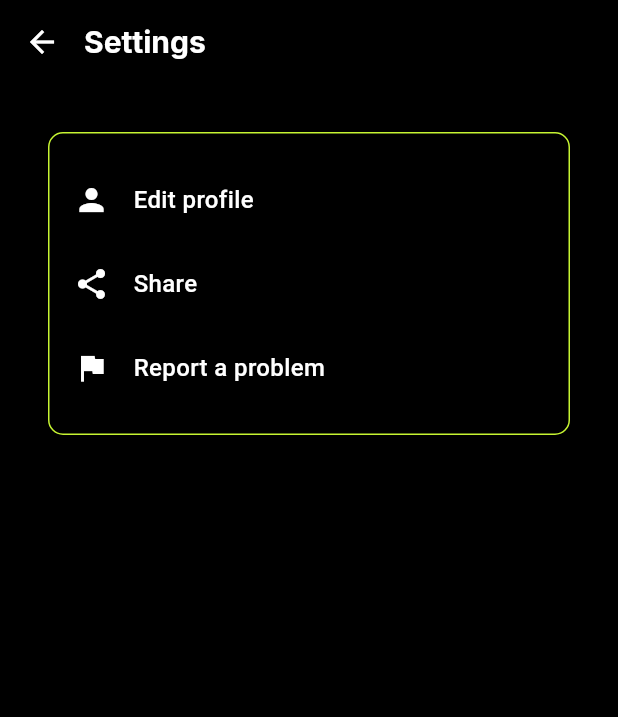
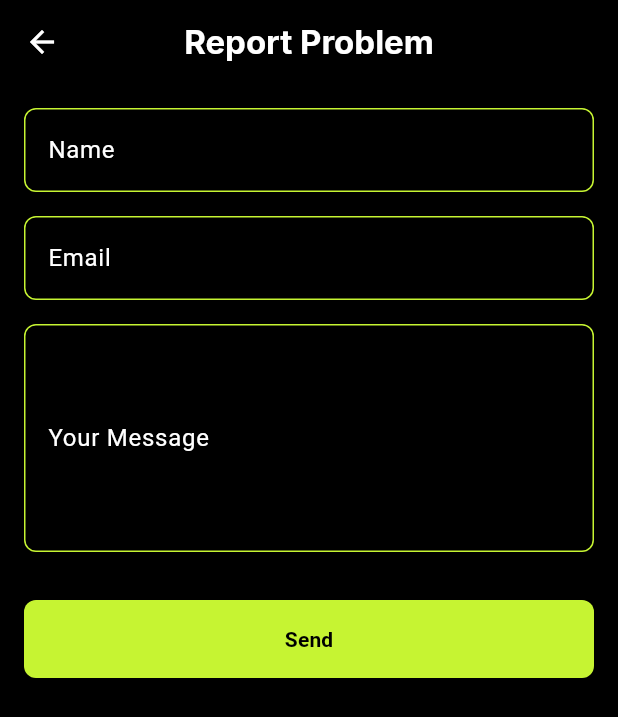
Before and after one commit to faridrazza/frontapp, a Flutter app: the SettingsScreen screen opened directly, after a tap on "Report a problem", on a phone screen of 412 x 824 dp. Shown: the top 717 px of the screen. Run offline on Flutter 3.47's test engine with Material 3 defaults, Android fonts, the phone set to English and light mode, and no system bars; our stand-ins replace dio, equatable, flutter_bloc, flutter_secure_storage, google_fonts, intl_phone_number_input and 3 more; missing offline and left inert: flutter_sound; accounts and stored records are empty; network calls fail.

Commit message:
report issue done

```diff
--- a/lib/core/services/api_service.dart
+++ b/lib/core/services/api_service.dart
@@ -286,4 +286,25 @@ class ApiService {
       throw Exception('Error updating profile: $e');
     }
   }
+
+  Future<void> submitReport({required String email, required String subject, required String message}) async {
+    try {
+      final token = await _storage.read(key: 'auth_token');
+      final response = await _dio.post(
+        '$_baseUrl/api/submit-report',
+        data: {
+          'email': email,
+          'subject': subject,
+          'message': message,
+        },
+        options: Options(headers: {'Authorization': 'Bearer $token'}),
+      );
+
+      if (response.statusCode != 201) {
+        throw Exception('Failed to submit report');
+      }
+    } catch (e) {
+      throw Exception('Error submitting report: $e');
+    }
+  }
 }
--- /dev/null
+++ b/lib/features/settings/presentation/screens/report_problem_screen.dart
@@ -0,0 +1,129 @@
+import 'package:flutter/material.dart';
+import 'package:google_fonts/google_fonts.dart';
+import 'package:frontapp/core/services/api_service.dart';
+
+class ReportProblemScreen extends StatefulWidget {
+  @override
+  _ReportProblemScreenState createState() => _ReportProblemScreenState();
+}
+
+class _ReportProblemScreenState extends State<ReportProblemScreen> {
+  final _formKey = GlobalKey<FormState>();
+  final _nameController = TextEditingController();
+  final _emailController = TextEditingController();
+  final _messageController = TextEditingController();
+  final ApiService _apiService = ApiService();
+
+  @override
+  Widget build(BuildContext context) {
+    return Scaffold(
+      backgroundColor: Colors.black,
+      appBar: AppBar(
+        backgroundColor: Colors.black,
+        title: Text(
+          'Report Problem',
+          style: GoogleFonts.inter(
+            color: Colors.white,
+            fontWeight: FontWeight.bold,
+          ),
+        ),
+        centerTitle: true,
+        leading: IconButton(
+          icon: Icon(Icons.arrow_back, color: Colors.white),
+          onPressed: () => Navigator.of(context).pop(),
+        ),
+      ),
+      body: SafeArea(
+        child: SingleChildScrollView(
+          child: Padding(
+            padding: const EdgeInsets.all(16.0),
+            child: Form(
+              key: _formKey,
+              child: Column(
+                crossAxisAlignment: CrossAxisAlignment.stretch,
+                children: [
+                  _buildTextField('Name', _nameController),
+                  SizedBox(height: 16),
+                  _buildTextField('Email', _emailController, hintText: 'your@gmail.com'),
+                  SizedBox(height: 16),
+                  _buildTextField('Your Message', _messageController,
+                      maxLines: 5,
+                      hintText: 'write your message here, we will reply you within 24 hours'),
+                  SizedBox(height: 32),
+                  ElevatedButton(
+                    onPressed: _submitReport,
+                    child: Text('Send', style: TextStyle(color: Colors.black, fontWeight: FontWeight.bold)),
+                    style: ElevatedButton.styleFrom(
+                      backgroundColor: Color(0xFFC6F432),
+                      padding: EdgeInsets.symmetric(vertical: 16),
+                      shape: RoundedRectangleBorder(
+                        borderRadius: BorderRadius.circular(8),
+                      ),
+                    ),
+                  ),
+                ],
+              ),
+            ),
+          ),
+        ),
+      ),
+    );
+  }
+
+  Widget _buildTextField(String label, TextEditingController controller,
+      {int maxLines = 1, String? hintText}) {
+    return TextFormField(
+      controller: controller,
+      maxLines: maxLines,
+      style: TextStyle(color: Colors.white),
+      decoration: InputDecoration(
+        labelText: label,
+        labelStyle: TextStyle(color: Colors.white),
+        hintText: hintText,
+        hintStyle: TextStyle(color: Colors.white.withOpacity(0.5)),
+        enabledBorder: OutlineInputBorder(
+          borderSide: BorderSide(color: Color(0xFFC6F432)),
+          borderRadius: BorderRadius.circular(8),
+        ),
+        focusedBorder: OutlineInputBorder(
+          borderSide: BorderSide(color: Color(0xFFC6F432), width: 2),
+          borderRadius: BorderRadius.circular(8),
+        ),
+        errorBorder: OutlineInputBorder(
+          borderSide: BorderSide(color: Colors.red),
+          borderRadius: BorderRadius.circular(8),
+        ),
+        focusedErrorBorder: OutlineInputBorder(
+          borderSide: BorderSide(color: Colors.red, width: 2),
+          borderRadius: BorderRadius.circular(8),
+        ),
+      ),
+      validator: (value) {
+        if (value == null || value.isEmpty) {
+          return 'This field is required';
+        }
+        return null;
+      },
+    );
+  }
+
+  void _submitReport() async {
+    if (_formKey.currentState!.validate()) {
+      try {
+        await _apiService.submitReport(
+          email: _emailController.text,
+          subject: 'Problem Report',
+          message: _messageController.text,
+        );
+        ScaffoldMessenger.of(context).showSnackBar(
+          SnackBar(content: Text('Thanks for reporting the issue!')),
+        );
+        Navigator.of(context).pop();
+      } catch (e) {
+        ScaffoldMessenger.of(context).showSnackBar(
+          SnackBar(content: Text('Failed to submit report: $e')),
+        );
+      }
+    }
+  }
+}
--- a/lib/features/settings/presentation/screens/settings_screen.dart
+++ b/lib/features/settings/presentation/screens/settings_screen.dart
@@ -4,6 +4,7 @@ import 'package:frontapp/features/settings/domain/models/settings_item.dart';
 import 'package:frontapp/features/settings/presentation/widgets/settings_container.dart';
 import 'package:frontapp/core/services/api_service.dart';
 import 'package:frontapp/features/auth/presentation/screens/edit_profile_screen.dart';
+import 'package:frontapp/features/settings/presentation/screens/report_problem_screen.dart';
 
 class SettingsScreen extends StatelessWidget {
   final ApiService _apiService = ApiService();
@@ -40,7 +41,11 @@ class SettingsScreen extends StatelessWidget {
         title: 'Report a problem',
         icon: Icons.flag,
         onTap: () {
-          // Navigate to report a problem screen
+          Navigator.of(context).push(
+            MaterialPageRoute(
+              builder: (context) => ReportProblemScreen(),
+            ),
+          );
         },
       ),
     ];
```
